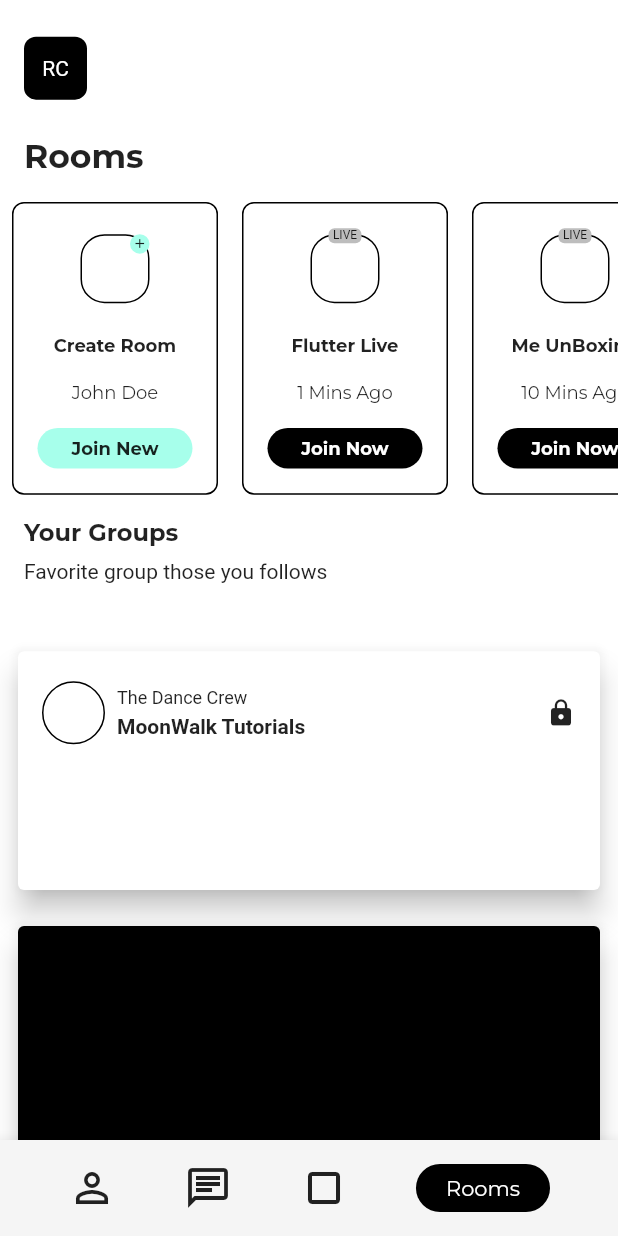
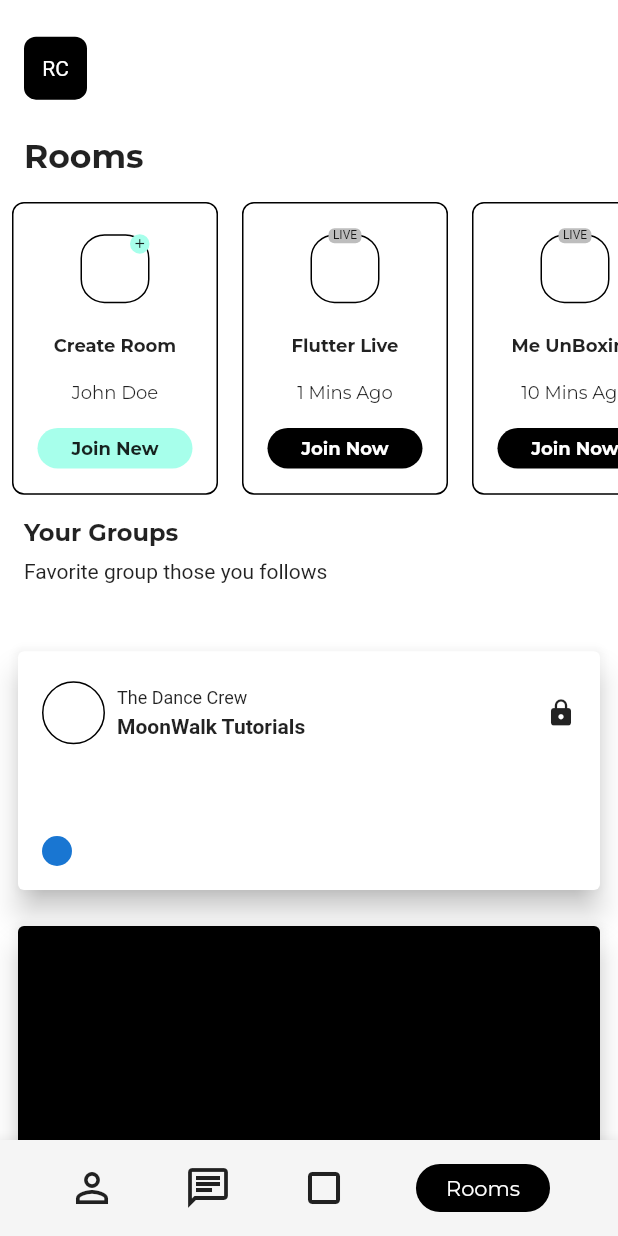
Before and after one commit to JAICHANGPARK/flutter_notebook_8th_story, a Flutter app: the RoomsPage screen opened by its route, on a phone screen of 412 x 824 dp. Run offline on Flutter 3.47's test engine with Material 2 defaults, Android fonts, the phone set to English and light mode, and no system bars; our stand-ins replace badges, flutter_hooks, google_fonts, hooks_riverpod, state_notifier.

Commit message:
Update rooms_page.dart

```diff
--- a/lib/ep588_social_app/rooms_page.dart
+++ b/lib/ep588_social_app/rooms_page.dart
@@ -319,6 +319,7 @@ class _RoomsPageState extends State<RoomsPage> {
                                       child: Padding(
                                         padding: const EdgeInsets.all(16.0),
                                         child: Column(
+                                          mainAxisAlignment: MainAxisAlignment.spaceBetween,
                                           children: [
                                             Row(
                                               children: [
@@ -348,6 +349,13 @@ class _RoomsPageState extends State<RoomsPage> {
                                                 Spacer(),
                                                 Icon(Icons.lock, size: 20,)
 
+                                              ],
+                                            ),
+                                            Row(
+                                              children: [
+                                                CircleAvatar(
+                                                  radius: 10,
+                                                )
                                               ],
                                             )
                                           ],
```
